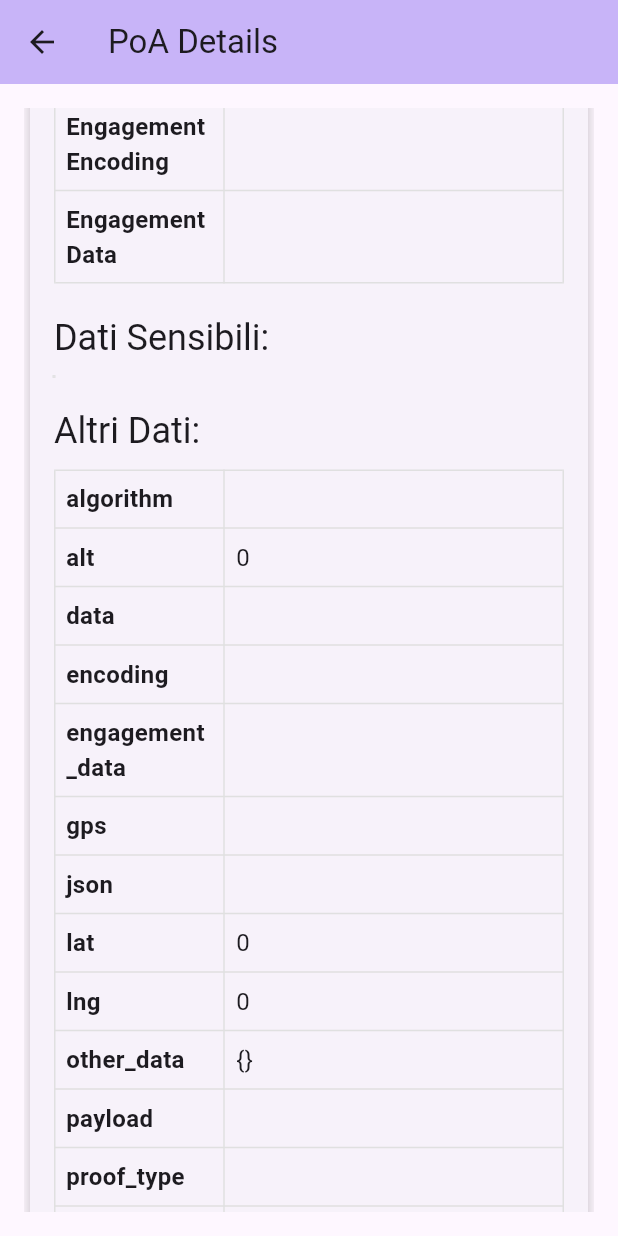
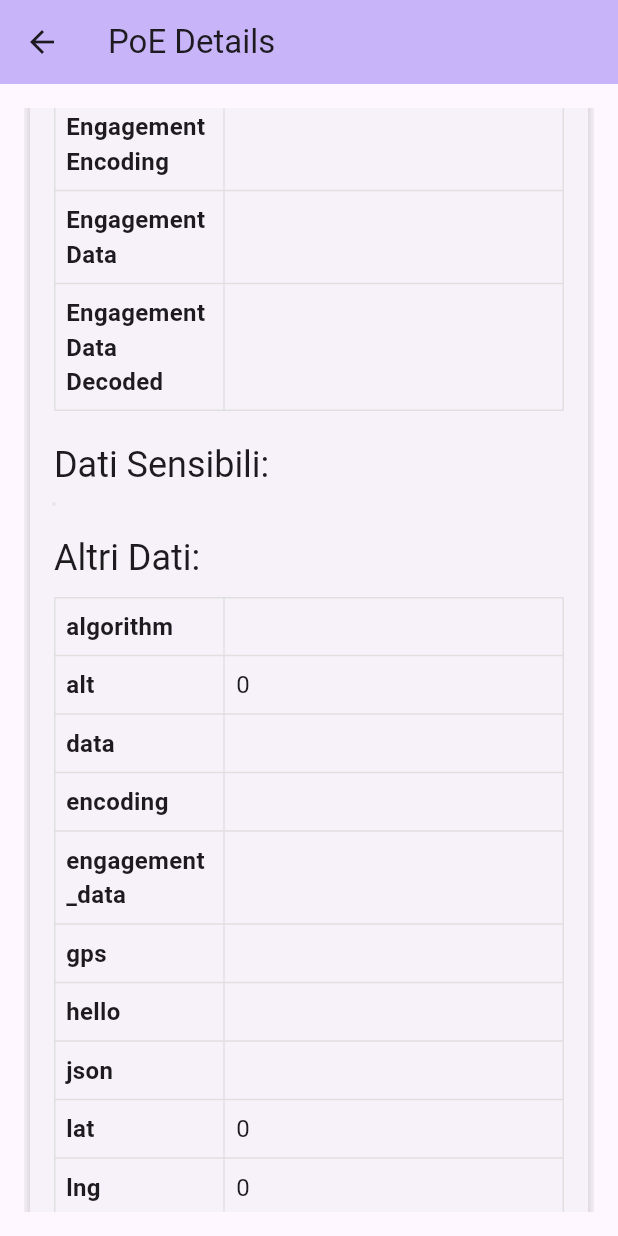
Before and after one commit to MatteoMarcoM/poe_tp, a Flutter app: the PoADetailsPage screen opened directly with empty values, scrolled down 576 dp, on a phone screen of 412 x 824 dp. Run offline on Flutter 3.47's test engine with Material 3 defaults, Android fonts, the phone set to English and light mode, and no system bars; missing offline and left inert: pointycastle; statements that could not run were skipped.

Commit message:
Added hello messages

```diff
--- a/lib/pages/poa_details_page.dart
+++ b/lib/pages/poa_details_page.dart
@@ -1,3 +1,5 @@
+import 'dart:convert';
+
 import 'package:flutter/material.dart';
 
 class PoADetailsPage extends StatelessWidget {
@@ -37,7 +39,7 @@
     return Scaffold(
       appBar: AppBar(
         backgroundColor: Theme.of(context).colorScheme.inversePrimary,
-        title: const Text('PoA Details'),
+        title: const Text('PoE Details'),
         leading: IconButton(
           icon: const Icon(Icons.arrow_back),
           onPressed: () {
@@ -60,7 +62,7 @@
                 crossAxisAlignment: CrossAxisAlignment.start,
                 children: [
                   Text(
-                    'La PoA è valida!',
+                    'La PoE è valida!',
                     style: Theme.of(context)
                         .textTheme
                         .headlineLarge, // Stile del titolo
@@ -87,6 +89,8 @@
                       _buildTableRow('GPS Altitude', gpsAlt.toString()),
                       _buildTableRow('Engagement Encoding', engagementEncoding),
                       _buildTableRow('Engagement Data', engagementData),
+                      _buildTableRow('Engagement Data Decoded',
+                          utf8.decode(base64Decode(engagementData))),
                     ],
                   ),
                   const SizedBox(height: 20),
```
Also changed, not shown: lib/main.dart (+47 -17 lines).
